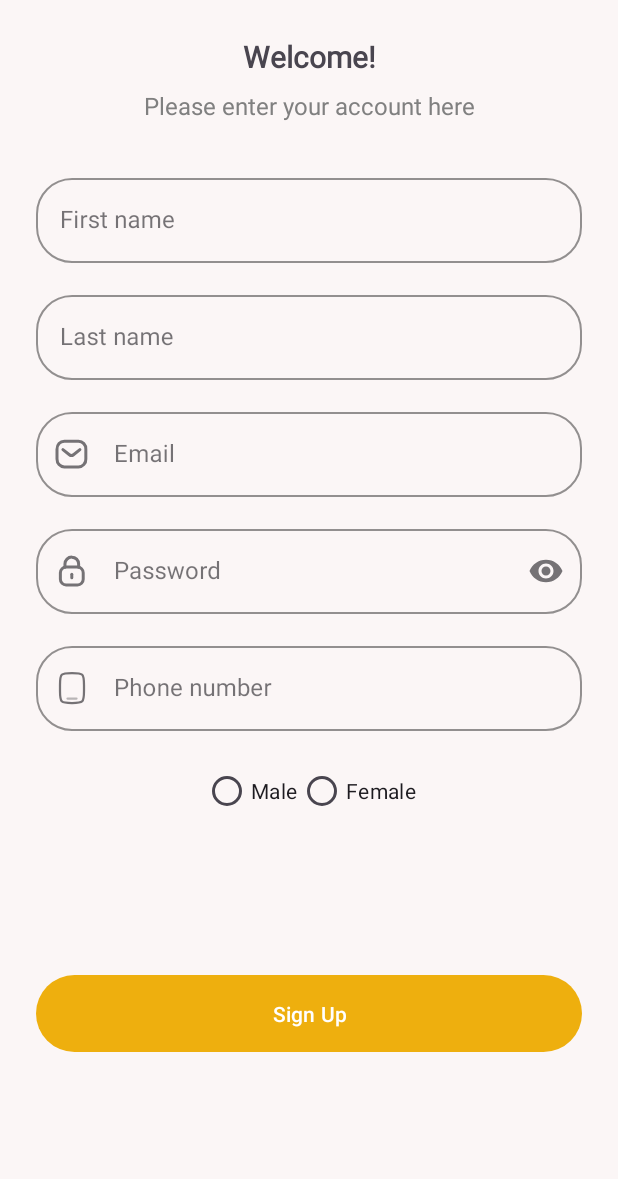
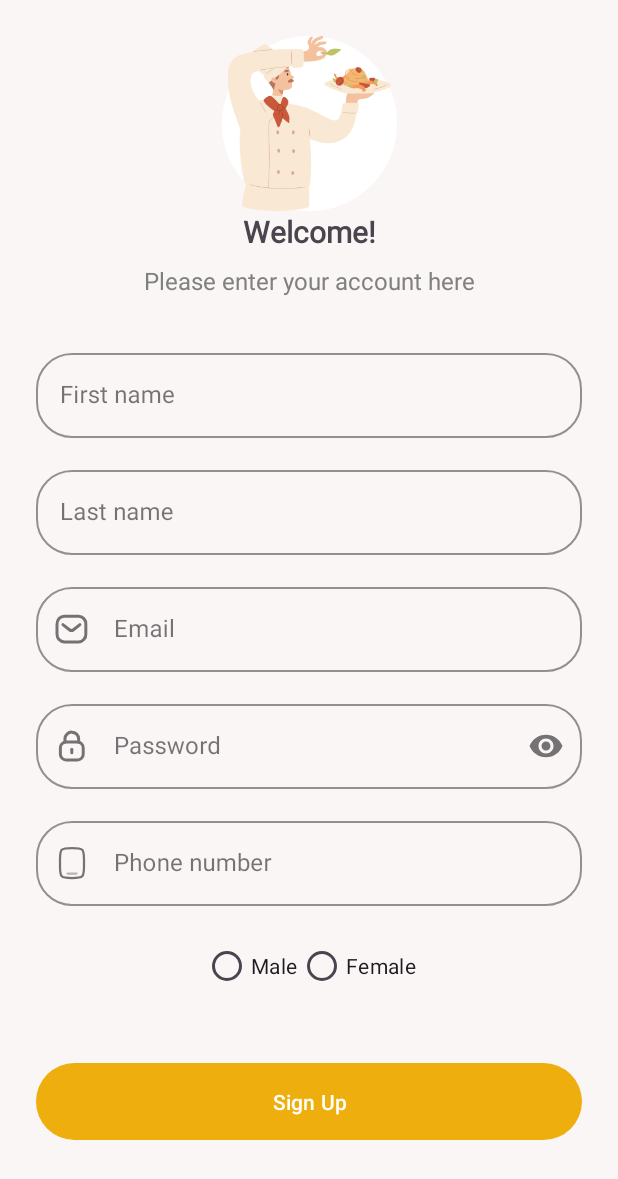
Before and after one commit to MahmoudDabour1/RecipeMate, an Android app: the RegisterFragment screen opened through its navigation route, on a phone screen of 412 x 824 dp. Shown: the top 1179 px of the screen. Run offline under Robolectric (Android 15) with nearby library versions, the phone set to English and light mode, and no system bars.

Commit message:
add image to register screen

```diff
--- a/app/src/main/res/layout/fragment_register.xml
+++ b/app/src/main/res/layout/fragment_register.xml
@@ -13,6 +13,33 @@
         android:layout_height="wrap_content"
         android:padding="@dimen/_24dp">
 
+        <androidx.constraintlayout.widget.Guideline
+            android:id="@+id/guidelineWelcome"
+            android:layout_width="wrap_content"
+            android:layout_height="wrap_content"
+            android:orientation="horizontal"
+            app:layout_constraintGuide_percent="0.15" />
+
+        <ImageView
+            android:id="@+id/imageCircle"
+            android:layout_width="wrap_content"
+            android:layout_height="0dp"
+            android:src="@drawable/circle"
+            app:layout_constraintBottom_toTopOf="@+id/guidelineWelcome"
+            app:layout_constraintEnd_toEndOf="parent"
+            app:layout_constraintStart_toStartOf="parent"
+            app:layout_constraintTop_toTopOf="parent" />
+
+        <ImageView
+            android:id="@+id/imageRegister"
+            android:layout_width="wrap_content"
+            android:layout_height="0dp"
+            android:src="@drawable/register"
+            app:layout_constraintBottom_toTopOf="@+id/guidelineWelcome"
+            app:layout_constraintEnd_toEndOf="parent"
+            app:layout_constraintStart_toStartOf="parent"
+            app:layout_constraintTop_toTopOf="parent" />
+
         <TextView
             android:id="@+id/textWelcome"
             style="@style/AuthSecondHeaderTextStyle"
@@ -21,7 +48,7 @@
             android:text="@string/welcome"
             app:layout_constraintEnd_toEndOf="parent"
             app:layout_constraintStart_toStartOf="parent"
-            app:layout_constraintTop_toTopOf="parent" />
+            app:layout_constraintTop_toBottomOf="@id/imageRegister" />
 
         <TextView
             android:id="@+id/textEnterYourAccount"
```
Also changed, not shown: app/src/main/res/drawable/register.png (added).
